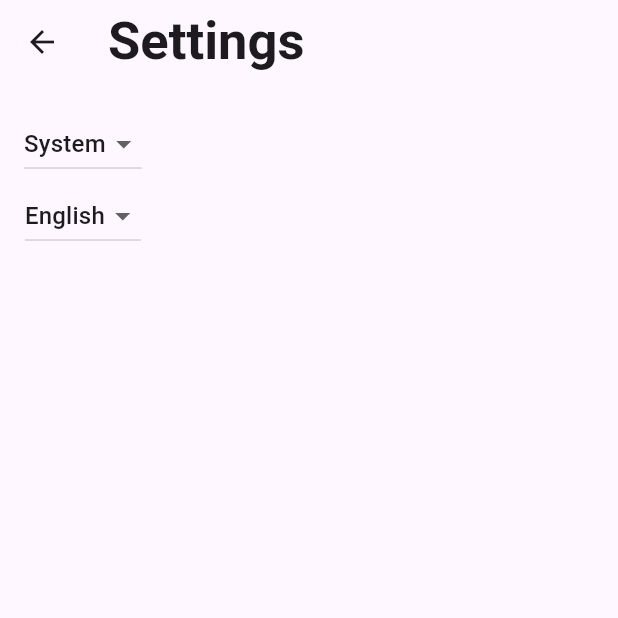
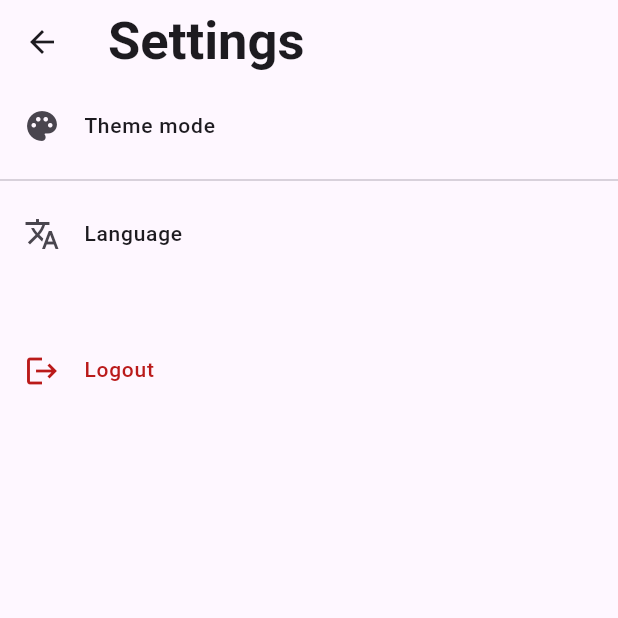
Before and after one commit to wabisque/victoria-native, a Flutter app: the SettingsView screen opened by its route, on a phone screen of 412 x 824 dp, the top half of it. Run offline on Flutter 3.47's test engine with Material 2 defaults, Android fonts, the phone set to English and light mode, and no system bars; our stand-ins replace flutter_svg, shared_preferences; accounts and stored records are empty; generated files the repository leaves out were written again.

Commit message:
settings

```diff
--- a/lib/src/settings/settings_view.dart
+++ b/lib/src/settings/settings_view.dart
@@ -1,6 +1,9 @@
 import 'package:flutter/material.dart';
+import 'package:flutter_gen/gen_l10n/app_localizations.dart';
 import 'package:provider/provider.dart';
 
+import '../authentication/authentication_provider.dart';
+import '../authentication/login_view.dart';
 import '../localization/i10n.dart';
 import '../localization/localization_provider.dart';
 import '../theme/theme_provider.dart';
@@ -18,54 +21,137 @@ class SettingsView extends StatelessWidget {
 
   @override
   Widget build(BuildContext context) {
+    final AppLocalizations appLocalizations = AppLocalizations.of(context)!;
+    final NavigatorState navigatorState = Navigator.of(context);
+    final AuthenticationProvider authenticationProvider = context.watch<AuthenticationProvider>();
+    final ThemeData themeData = Theme.of(context);
     final LocalizationProvider localizationProvider = context.watch<LocalizationProvider>();
     final ThemeProvider themeProvider = context.watch<ThemeProvider>();
 
     return Scaffold(
       appBar: AppBar(
-        title: const Text('Settings'),
+        title: Text(appLocalizations.settingsViewTitle)
       ),
-      body: Padding(
-        padding: const EdgeInsets.all(16),
-        // Glue the SettingsController to the theme selection DropdownButton.
-        //
-        // When a user selects a theme from the dropdown list, the
-        // SettingsController is updated, which rebuilds the MaterialApp.
-        child: Column(
-          children: [
-            DropdownButton<ThemeMode>(
-              // Read the selected themeMode from the controller
-              value: themeProvider.themeMode,
-              // Call the updateThemeMode method any time the user selects a theme.
-              onChanged: themeProvider.updateThemeMode,
-              items: ThemeMode.values.map(
-                (ThemeMode themeMode) => DropdownMenuItem(
-                  value: themeMode,
-                  child: Text(
-                    switch(themeMode) {
-                      ThemeMode.system => 'System',
-                      ThemeMode.dark => 'Dark',
-                      _ => 'Light'
-                    }
+      body: ListView(
+        children: [
+          ListTile(
+            leading: const Icon(Icons.palette),
+            onTap: () {
+              showModalBottomSheet(
+                context: context,
+                builder: (BuildContext context) => ListView.separated(
+                  padding: const EdgeInsets.only(
+                    top: 14.0
                   ),
+                  itemBuilder: (BuildContext context, int index) => ListTile(
+                    onTap: () async {
+                      await themeProvider.updateThemeMode(ThemeMode.values[index]);
+                      navigatorState.pop();
+                    },
+                    selected: ThemeMode.values[index] == themeProvider.themeMode,
+                    title: Text(
+                      switch(ThemeMode.values[index]) {
+                        ThemeMode.dark => appLocalizations.themeModeDark,
+                        ThemeMode.system => appLocalizations.themeModeSystem,
+                        _ => appLocalizations.themeModeLight
+                      }
+                    )
+                  ),
+                  separatorBuilder: (BuildContext context, int index) => const Divider(),
+                  itemCount: ThemeMode.values.length
                 )
-              ).toList(),
-            ),
-            DropdownButton<Locale>(
-              // Read the selected themeMode from the controller
-              value: localizationProvider.locale,
-              // Call the updateThemeMode method any time the user selects a theme.
-              onChanged: localizationProvider.updateLocale,
-              items: I10n.values.map(
-                (I10n i10n) => DropdownMenuItem(
-                  value: i10n.locale,
-                  child: Text(i10n.name),
+              );
+            },
+            title: Text(appLocalizations.settingsViewThemeModeActionText),
+          ),
+          const Divider(),
+          ListTile(
+            leading: const Icon(Icons.translate),
+            onTap: () {
+              showModalBottomSheet(
+                context: context,
+                builder: (BuildContext context) => ListView.separated(
+                  padding: const EdgeInsets.only(
+                    top: 14.0
+                  ),
+                  itemBuilder: (BuildContext context, int index) => ListTile(
+                    onTap: () async {
+                      await localizationProvider.updateLocale(I10n.values[index].locale);
+                      navigatorState.pop();
+                    },
+                    selected: I10n.values[index].locale == localizationProvider.locale,
+                    title: Text(I10n.values[index].name)
+                  ),
+                  separatorBuilder: (BuildContext context, int index) => const Divider(),
+                  itemCount: I10n.values.length
                 )
-              ).toList(),
-            )
-          ]
-        ),
-      ),
+              );
+            },
+            title: Text(appLocalizations.settingsViewLanguageActionText),
+          ),
+          const SizedBox(
+            height: 35.0
+          ),
+          ListTile(
+            hoverColor: themeData.colorScheme.error.withOpacity(0.075),
+            iconColor: themeData.colorScheme.error,
+            leading: const Icon(Icons.logout),
+            onTap: () async {
+              if(await authenticationProvider.logout() == null) {
+                navigatorState.restorablePushNamedAndRemoveUntil(
+                  LoginView.routeName,
+                  (Route route) => false
+                );
+              }
+            },
+            splashColor: themeData.colorScheme.error.withOpacity(0.15),
+            textColor: themeData.colorScheme.error,
+            title: Text(appLocalizations.settingsViewLogoutActionText)
+          )
+        ],
+      )
     );
+
+    // Padding(
+    //     padding: const EdgeInsets.all(16),
+    //     // Glue the SettingsController to the theme selection DropdownButton.
+    //     //
+    //     // When a user selects a theme from the dropdown list, the
+    //     // SettingsController is updated, which rebuilds the MaterialApp.
+    //     child: Column(
+    //       children: [
+    //         DropdownButton<ThemeMode>(
+    //           // Read the selected themeMode from the controller
+    //           value: themeProvider.themeMode,
+    //           // Call the updateThemeMode method any time the user selects a theme.
+    //           onChanged: themeProvider.updateThemeMode,
+    //           items: ThemeMode.values.map(
+    //             (ThemeMode themeMode) => DropdownMenuItem(
+    //               value: themeMode,
+    //               child: Text(
+    //                 switch(themeMode) {
+    //                   ThemeMode.system => 'System',
+    //                   ThemeMode.dark => 'Dark',
+    //                   _ => 'Light'
+    //                 }
+    //               ),
+    //             )
+    //           ).toList(),
+    //         ),
+    //         DropdownButton<Locale>(
+    //           // Read the selected themeMode from the controller
+    //           value: localizationProvider.locale,
+    //           // Call the updateThemeMode method any time the user selects a theme.
+    //           onChanged: localizationProvider.updateLocale,
+    //           items: I10n.values.map(
+    //             (I10n i10n) => DropdownMenuItem(
+    //               value: i10n.locale,
+    //               child: Text(i10n.name),
+    //             )
+    //           ).toList(),
+    //         )
+    //       ]
+    //     ),
+    //   )
   }
 }
```
